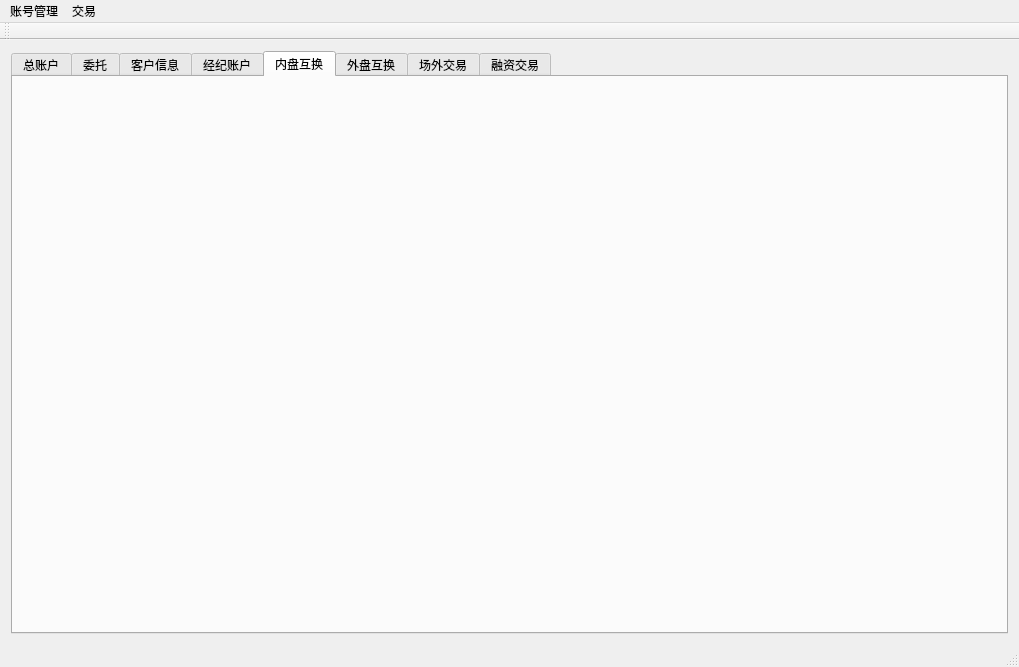
Above: Server/mainwindow.ui from Dalizi/otc_platform before the change. Below: the same form after it.
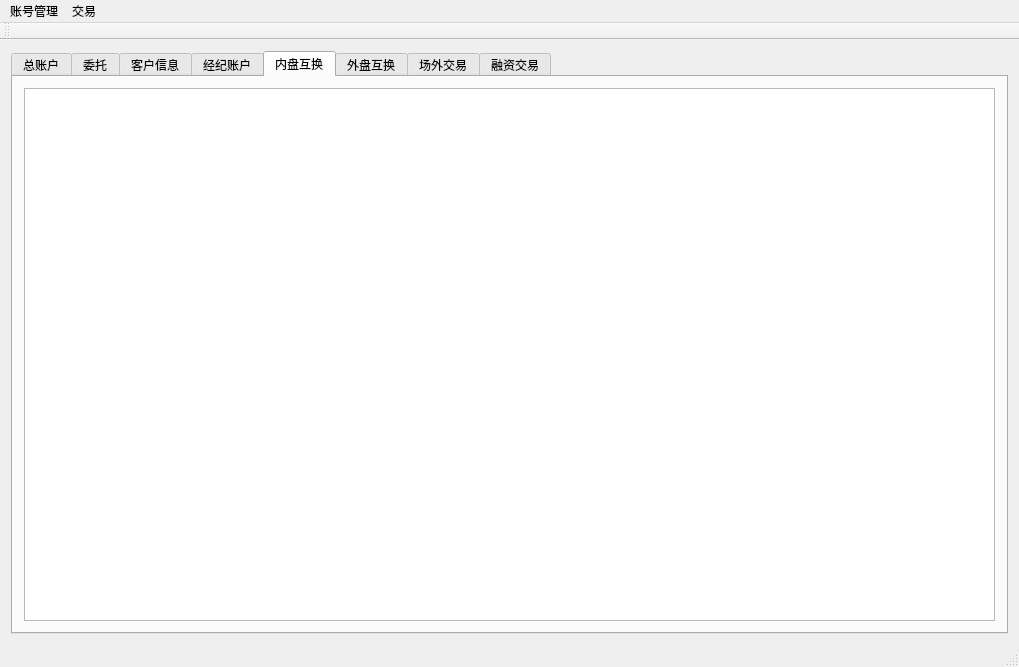
That is the form after the change. The open tabs and pages were chosen to show the change.

Commit message: Add experimental code for testing QSqlTableModel.

Diff of the .ui file:
```diff
--- a/Server/mainwindow.ui
+++ b/Server/mainwindow.ui
@@ -748,6 +748,11 @@
        <attribute name="title">
         <string>内盘互换</string>
        </attribute>
+       <layout class="QHBoxLayout" name="horizontalLayout_6">
+        <item>
+         <widget class="QTableView" name="sqlTableView"/>
+        </item>
+       </layout>
       </widget>
       <widget class="QWidget" name="tab_4">
        <attribute name="title">
```
Left out of the diff: 2 changed lines with no effect on the pictures. The commit also changes 2 other files.
